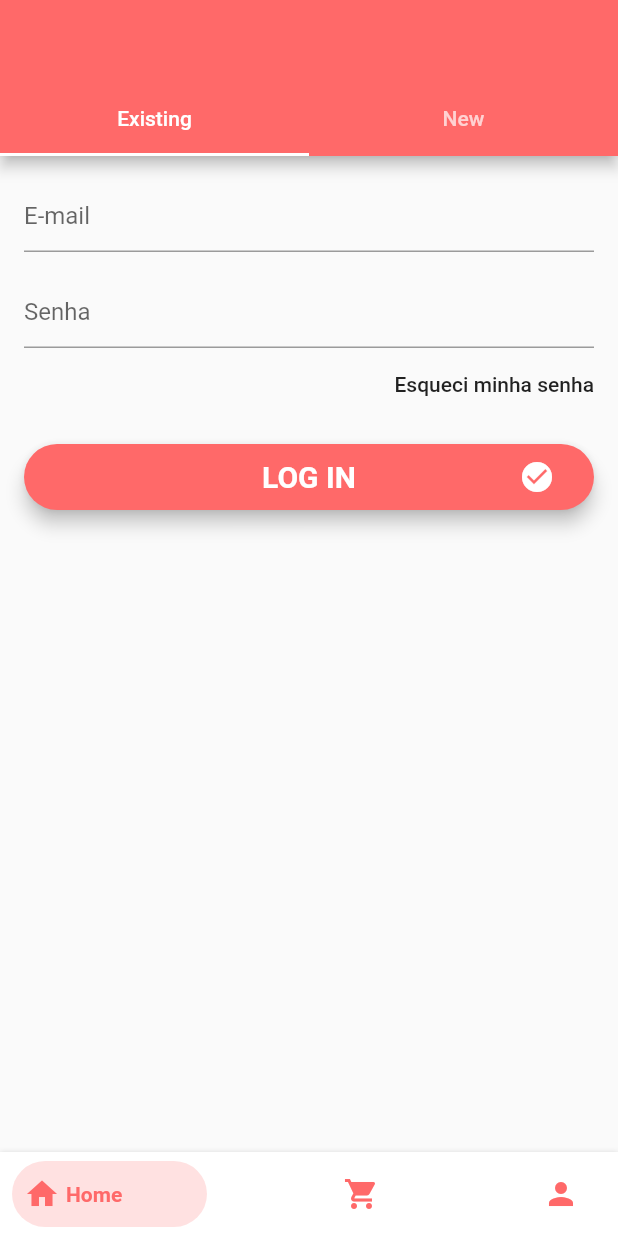
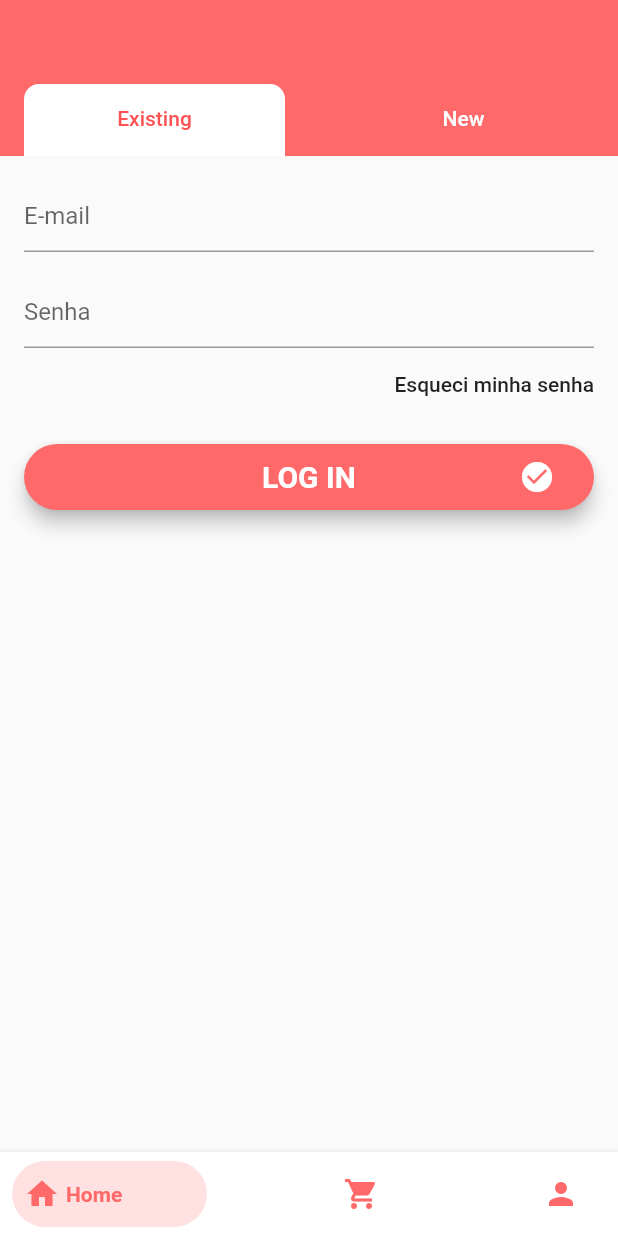
Before and after one commit to felipeBalbino/loja_virtual_flutter_app, a Flutter app: the screen it shows after launch, swiped to page 3, on a phone screen of 412 x 824 dp. Run offline on Flutter 3.47's test engine with Material 2 defaults, Android fonts, the phone set to English and light mode, and no system bars; drawn by our look-alikes of bottom_navy_bar; our stand-ins replace carousel_pro, cloud_firestore, firebase_auth, transparent_image; accounts and stored records are empty.

Commit message:
First two

```diff
--- a/lib/screens/home_screen.dart
+++ b/lib/screens/home_screen.dart
@@ -61,7 +61,6 @@ class HomeScreen extends StatelessWidget {
               itemCount: snapshot.data.documents.length,
               itemBuilder: (context, index) {
                 return Container(
-                    height: 30.0,
                     alignment: Alignment.center,
                     margin: EdgeInsets.all(2),
                     padding: EdgeInsets.symmetric(horizontal: 5),
--- a/lib/screens/login_screen.dart
+++ b/lib/screens/login_screen.dart
@@ -3,29 +3,44 @@ import 'package:flutter/material.dart';
 import 'package:lojavirtualflutterapp/screens/signin_screen.dart';
 import 'package:lojavirtualflutterapp/screens/signup_screen.dart';
 
-
 class LoginScreen extends StatelessWidget {
-
   @override
   Widget build(BuildContext context) {
     return DefaultTabController(
       length: 2,
       child: Scaffold(
         appBar: AppBar(
+          elevation: 0,
           centerTitle: true,
           bottom: TabBar(
-            indicatorColor: Colors.white,
+            labelColor: Colors.redAccent,
+            unselectedLabelColor: Colors.white,
+            indicatorSize: TabBarIndicatorSize.label,
+            indicator: BoxDecoration(
+              borderRadius: BorderRadius.only(
+                topLeft: Radius.circular(10),
+                topRight: Radius.circular(10),
+              ),
+              color: Colors.white,
+            ),
             tabs: <Widget>[
-              Tab( icon: Text("Existing"),),
-              Tab( icon: Text("New"),)
+              Tab(
+                child: Align(
+                  alignment: Alignment.center,
+                  child: Text("Existing"),
+                ),
+              ),
+              Tab(
+                child: Align(
+                  alignment: Alignment.center,
+                  child: Text("New"),
+                ),
+              )
             ],
           ),
         ),
         body: TabBarView(
-          children: <Widget>[
-            SignInScreen(),
-            SignUpScreen()
-          ],
+          children: <Widget>[SignInScreen(), SignUpScreen()],
         ),
       ),
     );
```
Also changed, not shown: lib/utils/bubble_indication_painter.dart (deleted, +0 -51 lines), 1 other file.
